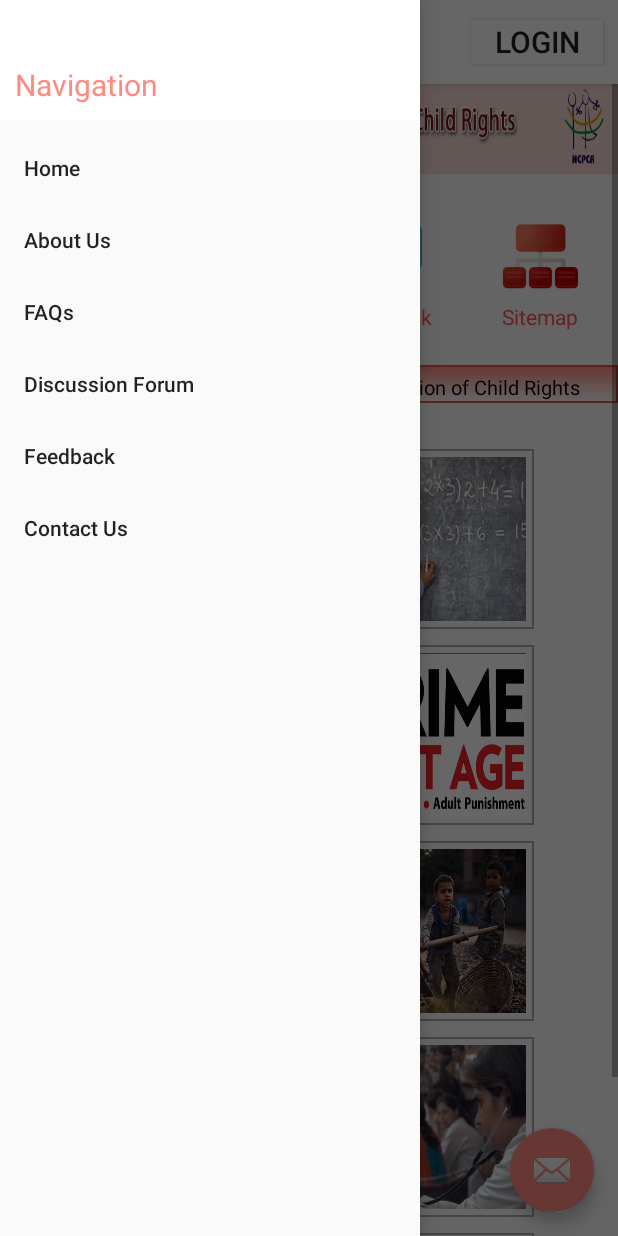
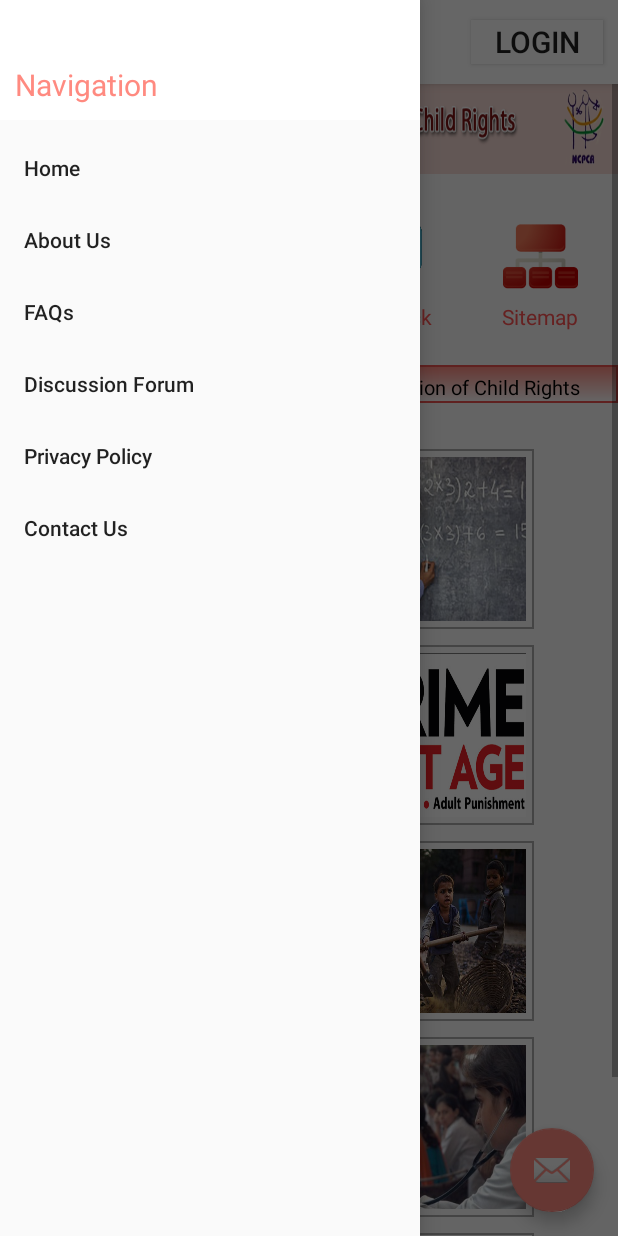
Before and after one commit to codeb1ooded/Shikshak-Arohan-Android, an Android app: the screen it shows after launch (MainActivity), with the side drawer open, on a phone screen of 412 x 824 dp. Run offline under Robolectric (Android 15) with nearby library versions, the phone set to English and light mode, and no system bars.

Commit message:
home activity

```diff
--- a/app/src/main/res/layout/activity_login.xml
+++ b/app/src/main/res/layout/activity_login.xml
@@ -53,7 +53,8 @@
             android:layout_marginTop="24dp"
             android:layout_marginBottom="24dp"
             android:padding="12dp"
-            android:text="Login"/>
+            android:text="Login"
+            android:background="@color/colorPrimary"/>
 
         <TextView android:id="@+id/link_signup"
             android:layout_width="fill_parent"
--- a/app/src/main/res/menu/activity_main_drawer.xml
+++ b/app/src/main/res/menu/activity_main_drawer.xml
@@ -18,8 +18,8 @@
 
         android:title="Discussion Forum" />
     <item
-        android:id="@+id/feedback"
-        android:title="Feedback" />
+        android:id="@+id/privacy"
+        android:title="Privacy Policy" />
     <item
         android:id="@+id/contact_us"
         android:title="Contact Us" />
```
Also changed, not shown: app/src/main/java/com/igdtuw/technotwisters/sih_android/activity/MainActivity.java (+11 -4 lines).
